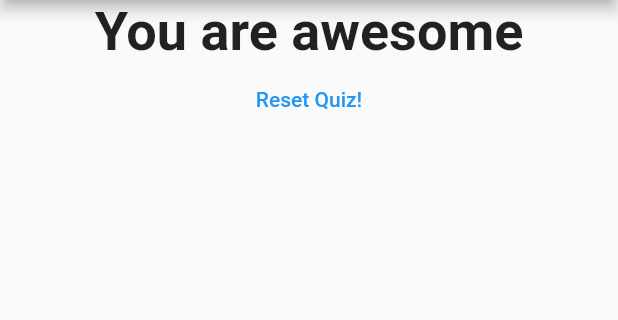
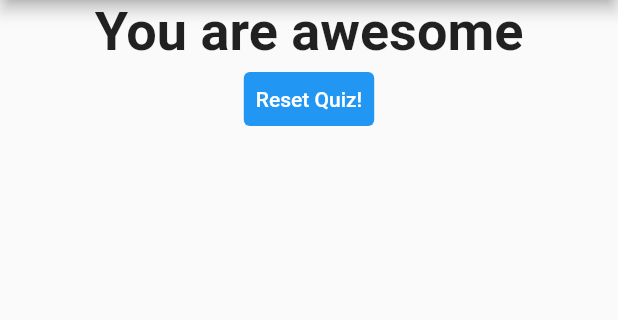
Before and after one commit to ameybikram/flutter-guide, a Flutter app: the screen it shows after launch, after a tap on "Black", after a tap on "Snake", after a tap on "Rohit", on a phone screen of 412 x 824 dp, the part 84-404 px from its top. Run offline on Flutter 3.47's test engine with Material 2 defaults, Android fonts, the phone set to English and light mode, and no system bars.

Commit message:
section 2 completed

```diff
--- a/lib/answer.dart
+++ b/lib/answer.dart
@@ -12,9 +12,11 @@ class Answer extends StatelessWidget {
       width: double
           .infinity, // We have kept the Container widget to control the width
 
-      child: RaisedButton(
-        color: Colors.blue,
-        textColor: Colors.white,
+      child: ElevatedButton(
+        style: ElevatedButton.styleFrom(
+          primary: Colors.orange,
+          onPrimary: Colors.white,
+        ),
         child: Text(answerText),
         onPressed: selectHandler,
       ),
--- a/lib/result.dart
+++ b/lib/result.dart
@@ -31,12 +31,15 @@ class Result extends StatelessWidget {
             textAlign: TextAlign.center,
           ),
         ),
-        FlatButton(
+        TextButton(
           onPressed: resetHandler,
           child: Text(
             'Reset Quiz!',
           ),
-          textColor: Colors.blue,
+          style: ButtonStyle(
+            backgroundColor: MaterialStateProperty.all(Colors.blue),
+            foregroundColor: MaterialStateProperty.all(Colors.white),
+          ),
         )
       ],
     );
```
